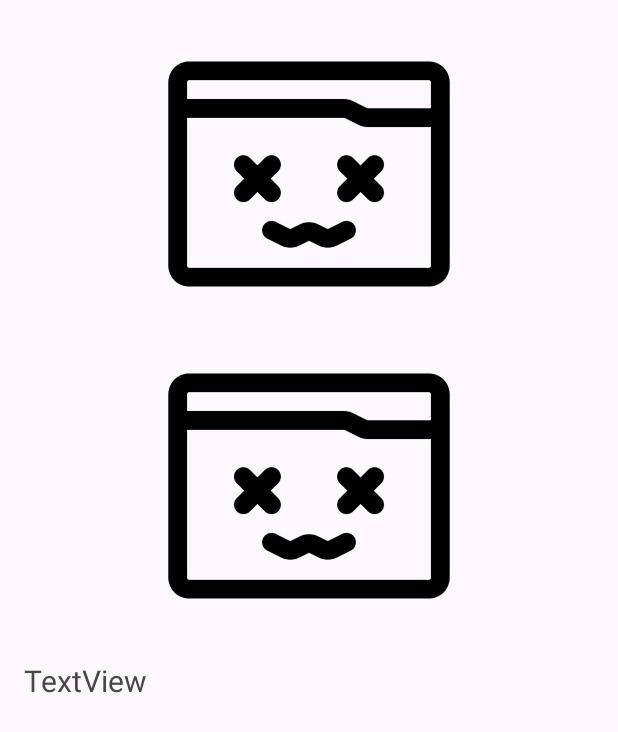
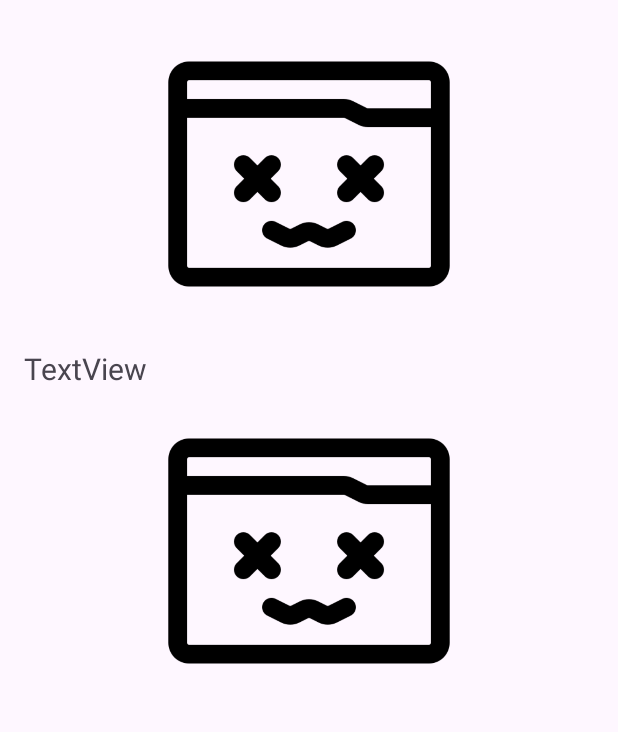
Before and after one commit to aal51282/explore-major-mobile-app-3, an Android app: the layout fragment_detail.xml on its own in the app's theme, with its tools: preview values and no code run, on a phone screen of 412 x 824 dp. Shown: the top 732 px of the screen. Run offline under Robolectric (Android 15) with nearby library versions, the light colour scheme and no system bars.

Commit message:
Trying to fix crashing bug.

```diff
--- a/app/src/main/res/layout/fragment_detail.xml
+++ b/app/src/main/res/layout/fragment_detail.xml
@@ -1,4 +1,10 @@
 <?xml version="1.0" encoding="utf-8"?>
+
+<LinearLayout xmlns:android="http://schemas.android.com/apk/res/android"
+    android:id="@+id/main"
+    android:layout_width="match_parent"
+    android:layout_height="match_parent"
+    android:orientation="vertical">
 
     <ScrollView xmlns:android="http://schemas.android.com/apk/res/android"
         xmlns:app="http://schemas.android.com/apk/res-auto"
@@ -9,20 +15,12 @@
             android:layout_width="match_parent"
             android:layout_height="wrap_content"
             android:orientation="vertical"
-        android:padding="16dp" >
+            android:padding="16dp">
 
             <ImageView
                 android:id="@+id/imagePrimary"
                 android:layout_width="match_parent"
                 android:layout_height="200dp"
-            android:scaleType="fitCenter"
-            android:src="@drawable/default_image" />
-
-        <ImageView
-            android:id="@+id/imageSecondary"
-            android:layout_width="match_parent"
-            android:layout_height="200dp"
-            android:layout_marginTop="8dp"
                 android:scaleType="fitCenter"
                 android:src="@drawable/default_image" />
 
@@ -33,5 +31,15 @@
                 android:layout_marginTop="16dp"
                 android:text="TextView"
                 android:textSize="20sp" />
+
+            <ImageView
+                android:id="@+id/imageSecondary"
+                android:layout_width="match_parent"
+                android:layout_height="200dp"
+                android:layout_marginTop="8dp"
+                android:scaleType="fitCenter"
+                android:src="@drawable/default_image" />
+
         </LinearLayout>
     </ScrollView>
+</LinearLayout>
```
Also changed, not shown: app/src/main/AndroidManifest.xml (+4 -5 lines), app/src/main/java/com/example/project3/MasterDetailActivity.java (+6 -2 lines), app/src/main/java/com/example/project3/SplashActivity.java (+9 -2 lines). Lines whose indentation alone changed are shown as unchanged.
